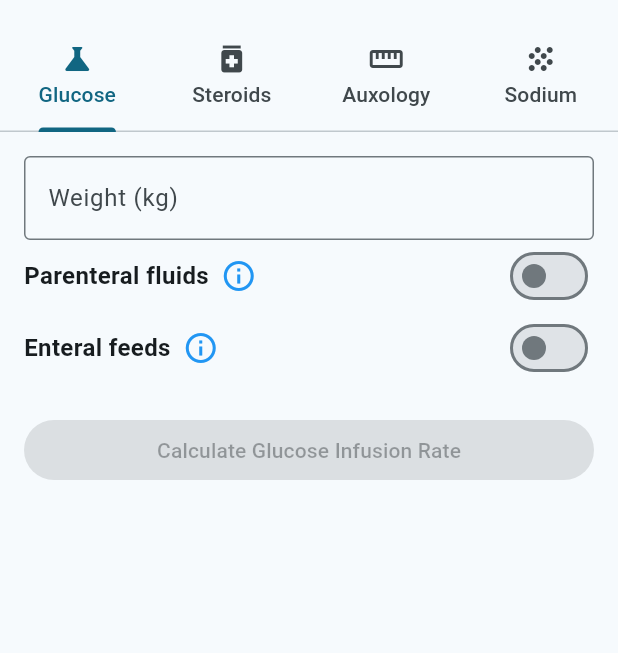
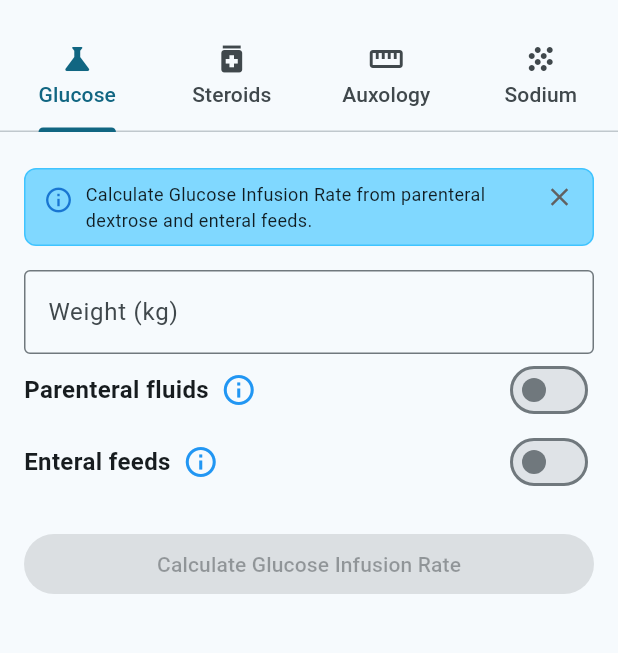
Before and after one commit to eatyourpeas/endocrinologist, a Flutter app: the screen it shows after launch, on a phone screen of 412 x 824 dp, the part 63-716 px from its top. Run offline on Flutter 3.47's test engine with Material 3 defaults, Android fonts, the phone set to English and light mode, and no system bars; our stand-ins replace google_fonts, syncfusion_flutter_charts; missing offline and left inert: dart:ffi, normal.

Commit message:
info box to glucose page

```diff
--- a/lib/pages/glucosepage.dart
+++ b/lib/pages/glucosepage.dart
@@ -23,6 +23,7 @@ import '../classes/milk.dart';
     bool _showParenteralFields = false;
     bool _showEnteralFields = false;
     bool _showCustomMilkCarbsField = false;
+    bool _showInfoBox = true;
 
     bool validateMilkSelection(Milk? milk) {
       if (milk == null && !_showCustomMilkCarbsField) {
@@ -173,6 +174,66 @@ import '../classes/milk.dart';
             child: Column(
               crossAxisAlignment: CrossAxisAlignment.start,
               children: [
+                Visibility(
+                  visible: _showInfoBox,
+                  child: Padding(
+                    padding: const EdgeInsets.symmetric(vertical: 8.0),
+                    child: Container(
+                      padding: const EdgeInsets.symmetric(horizontal: 12.0, vertical: 8.0), // Adjust padding
+                      decoration: BoxDecoration(
+                        color: Colors.lightBlueAccent[100],
+                        borderRadius: BorderRadius.circular(8.0),
+                        border: Border.all(
+                          color: Colors.lightBlueAccent,
+                          width: 1,
+                        ),
+                      ),
+                      child: Row(
+                        crossAxisAlignment: CrossAxisAlignment.start, // Align items to the top
+                        children: <Widget>[
+                          // Info Icon (at the beginning)
+                          Padding(
+                            padding: const EdgeInsets.only(right: 8.0, top: 2.0), // Adjust padding for alignment
+                            child: Icon(
+                              Icons.info_outline,
+                              color: Colors.blue[700], // Choose a suitable color for the icon
+                              size: 20,
+                            ),
+                          ),
+                          // Your Text (takes up available space)
+                          const Expanded(
+                            child: Text(
+                              'Calculate Glucose Infusion Rate from parenteral dextrose and enteral feeds.',
+                              textAlign: TextAlign.left,
+                              style: TextStyle(
+                                fontSize: 12,
+                                color: Colors.black87,
+                              ),
+                            ),
+                          ),
+                          // Close Icon (at the end)
+                          Padding(
+                            padding: const EdgeInsets.only(left: 8.0), // Add some space before the close icon
+                            child: InkWell( // Makes the icon clickable
+                              onTap: () {
+                                setState(() {
+                                  _showInfoBox = false; // Update state to hide the box
+                                });
+                              },
+                              borderRadius: BorderRadius.circular(12), // Optional: for ripple effect shape
+                              child: Icon(
+                                Icons.close,
+                                color: Colors.grey[700], // Choose a suitable color
+                                size: 20,
+                              ),
+                            ),
+                          ),
+                        ],
+                      ),
+                    ),
+                  ),
+                ),
+                const SizedBox(height: 8),
                 // Weight TextFormField
                 TextFormField(
                   controller: _weightController,
--- a/pubspec.yaml
+++ b/pubspec.yaml
@@ -16,7 +16,7 @@ publish_to: 'none' # Remove this line if you wish to publish to pub.dev
 # https://developer.apple.com/library/archive/documentation/General/Reference/InfoPlistKeyReference/Articles/CoreFoundationKeys.html
 # In Windows, build-name is used as the major, minor, and patch parts
 # of the product and file versions while build-number is used as the build suffix.
-version: 1.0.0+1
+version: 1.0.1+1
 
 environment:
   sdk: '>=3.4.1 <4.0.0'
```
